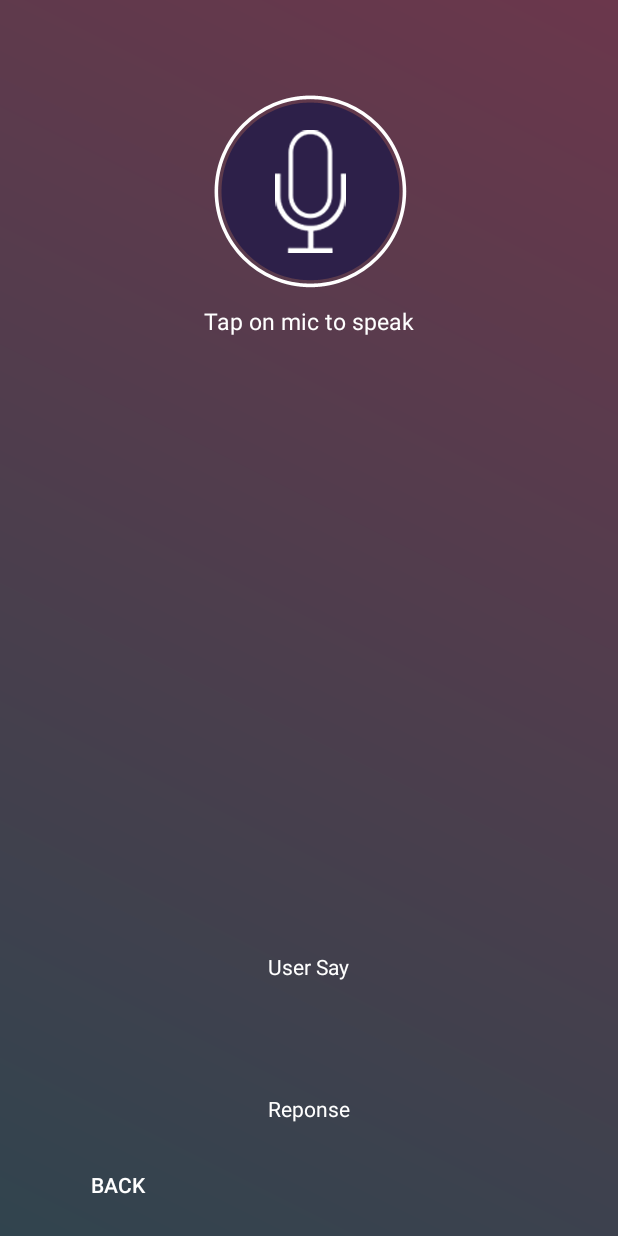
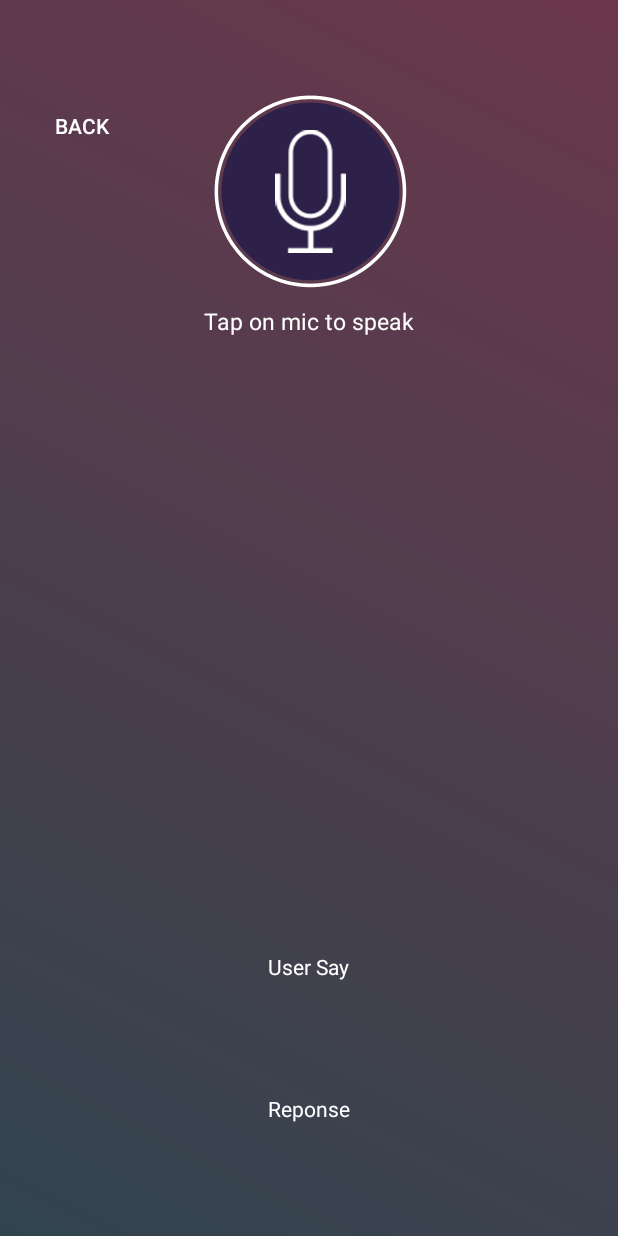
Before and after one commit to ceciljoseph97/MiMiVisionAI, an Android app: the Bot screen opened directly, with no data from a screen before it, on a phone screen of 412 x 824 dp. Run offline under Robolectric (Android 15) with nearby library versions, the phone set to English and light mode, and no system bars.

Commit message:
commit changes changes in bot activity and bot added TTS service

```diff
--- a/Mia/app/build.gradle
+++ b/Mia/app/build.gradle
@@ -28,6 +28,7 @@ dependencies {
     implementation 'ai.api:sdk:2.0.7@aar'
     implementation 'com.android.support:multidex:1.0.3'
     implementation 'com.google.code.gson:gson:2.8.5'
+    implementation 'pl.droidsonroids.gif:android-gif-drawable:1.2.4'
     implementation 'commons-io:commons-io:2.4'
     testImplementation 'junit:junit:4.12'
     androidTestImplementation 'com.android.support.test:runner:1.0.2'
--- a/Mia/app/src/main/res/layout/activity_bot.xml
+++ b/Mia/app/src/main/res/layout/activity_bot.xml
@@ -34,6 +34,19 @@
             android:textStyle="normal" />
 
     </LinearLayout>
+<!--
+    <pl.droidsonroids.gif.GifImageView
+        android:id="@+id/docu"
+        android:layout_width="207dp"
+        android:layout_height="222dp"
+        android:layout_alignParentStart="true"
+        android:layout_alignParentTop="true"
+        android:layout_alignParentEnd="true"
+        android:layout_marginStart="108dp"
+        android:layout_marginTop="244dp"
+        android:layout_marginEnd="96dp"
+        android:layout_marginBottom="268dp"
+        android:src="@drawable/docubot" />-->
     <LinearLayout
         android:layout_width="wrap_content"
         android:layout_height="wrap_content"
@@ -47,12 +60,13 @@
             android:text="@string/user_say"
             android:textColor="@color/white"
             />
+
         <TextView
             android:id="@+id/txtSpeechInput"
             android:layout_width="wrap_content"
             android:layout_height="wrap_content"
             android:padding="20dp"
-            android:textColor="@color/white"
+            android:textColor="#AB70B9"
             android:textSize="26sp"
             android:textStyle="normal" />
 
@@ -62,27 +76,31 @@
             android:text="@string/reponse"
             android:textColor="@color/white"
             />
+
         <TextView
             android:id="@+id/outputTex"
             android:layout_width="wrap_content"
             android:layout_height="wrap_content"
             android:padding="20dp"
-            android:textColor="@color/white"
+            android:textColor="#69C76C"
             android:textSize="26sp"
             android:textStyle="normal" />
     </LinearLayout>
+
     <Button
-        android:id="@+id/backBtn"
+        android:id="@+id/backBtn2"
         android:layout_width="wrap_content"
         android:layout_height="wrap_content"
-        android:layout_alignParentBottom="true"
         android:layout_alignParentStart="true"
-        android:layout_marginStart="34dp"
-        android:layout_marginBottom="10dp"
+        android:layout_alignParentTop="true"
+        android:layout_marginStart="10dp"
+        android:layout_marginTop="60dp"
+        android:layout_marginEnd="50dp"
         android:background="@android:color/transparent"
         android:text="@string/back"
         android:textColor="@android:color/background_light"
-        android:visibility="visible" />
+        android:visibility="visible"
+        tools:visibility="visible" />
 
 
 </RelativeLayout>
--- a/Mia/app/src/main/res/layout/activity_login.xml
+++ b/Mia/app/src/main/res/layout/activity_login.xml
@@ -4,6 +4,7 @@
     xmlns:tools="http://schemas.android.com/tools"
     android:layout_width="match_parent"
     android:layout_height="match_parent"
+    android:orientation="vertical"
     tools:context="mia.LoginActivity">
 
     <include
--- a/Mia/app/src/main/res/layout/activity_main.xml
+++ b/Mia/app/src/main/res/layout/activity_main.xml
@@ -4,6 +4,7 @@
     xmlns:tools="http://schemas.android.com/tools"
     android:layout_width="match_parent"
     android:layout_height="match_parent"
+    android:orientation="vertical"
     tools:context=".mia.MainActivity">
 
     <include
--- a/Mia/app/src/main/res/layout/activity_register.xml
+++ b/Mia/app/src/main/res/layout/activity_register.xml
@@ -4,6 +4,7 @@
     xmlns:tools="http://schemas.android.com/tools"
     android:layout_width="match_parent"
     android:layout_height="match_parent"
+    android:orientation="vertical"
     tools:context=".mia.RegisterActivity">
 
     <include
--- a/Mia/app/src/main/res/layout/activity_start.xml
+++ b/Mia/app/src/main/res/layout/activity_start.xml
@@ -4,6 +4,7 @@
     xmlns:tools="http://schemas.android.com/tools"
     android:layout_width="match_parent"
     android:layout_height="match_parent"
+    android:orientation="vertical"
     android:background="@drawable/main_splash2"
     tools:context=".mia.StartActivity">
 
--- a/Mia/app/src/main/res/layout/app_layout_bar.xml
+++ b/Mia/app/src/main/res/layout/app_layout_bar.xml
@@ -4,6 +4,7 @@
     android:layout_width="match_parent"
     android:layout_height="wrap_content"
     android:background="@color/colorTransparentWhite"
+    android:orientation="vertical"
     android:theme="@style/ThemeOverlay.AppCompat.Dark.ActionBar">
 
 </android.support.v7.widget.Toolbar>
--- a/Mia/app/src/main/res/layout/slidelayout.xml
+++ b/Mia/app/src/main/res/layout/slidelayout.xml
@@ -1,6 +1,7 @@
 <?xml version="1.0" encoding="utf-8"?>
 <RelativeLayout xmlns:android="http://schemas.android.com/apk/res/android"
     xmlns:app="http://schemas.android.com/apk/res-auto"
+    android:orientation="vertical"
     android:layout_width="match_parent" android:layout_height="match_parent">
 
     <ImageView
--- a/Mia/build.gradle
+++ b/Mia/build.gradle
@@ -5,6 +5,7 @@ buildscript {
     repositories {
         google()
         jcenter()
+        mavenCentral()
     }
     dependencies {
         classpath 'com.android.tools.build:gradle:3.4.0'
@@ -20,6 +21,7 @@ allprojects {
     repositories {
         google()
         jcenter()
+        mavenCentral()
     }
 }
 
```
Also changed, not shown: Mia/app/src/main/java/in/paradigmshifters/olivercjoseph/mia/Bot.java (+35 -1 lines), Mia/app/src/main/res/drawable-v24/docubot.gif (added).
